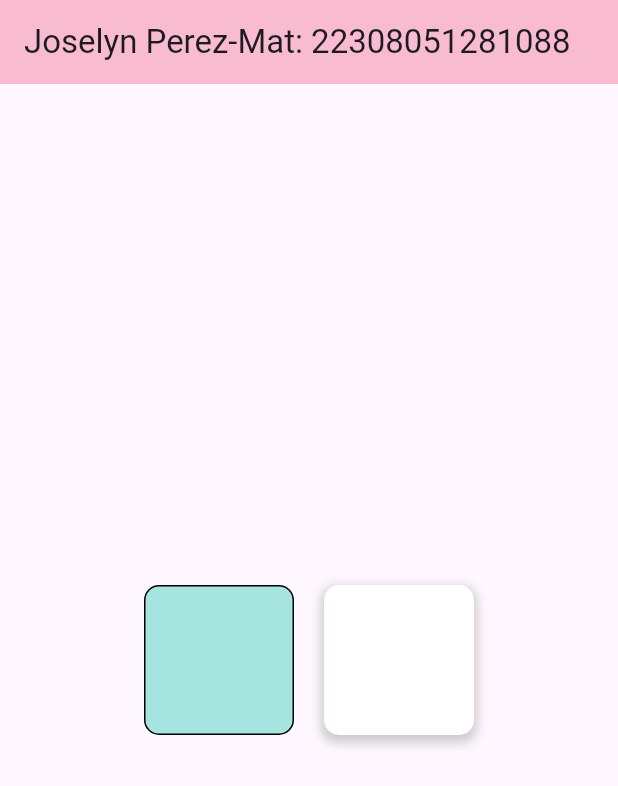
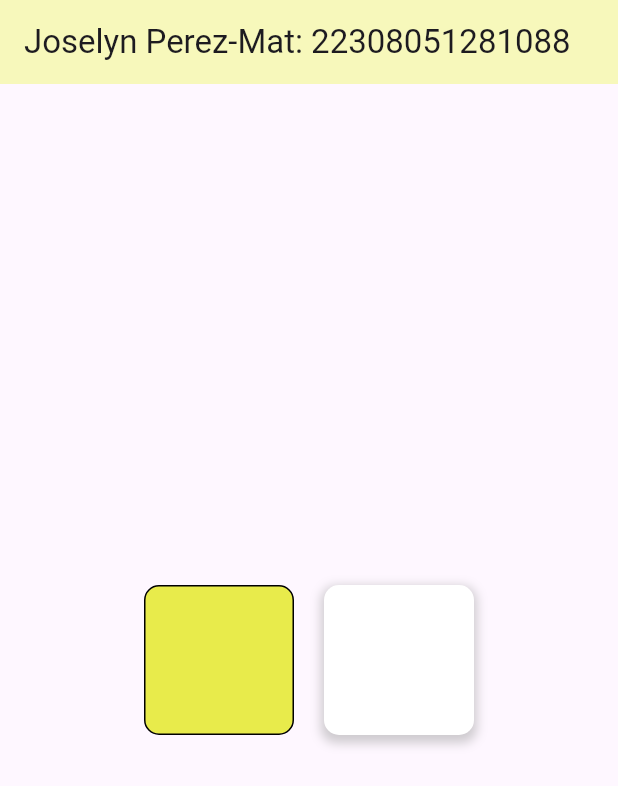
Before and after one commit to joselyn-perez-granados-1088/p11_d4, a Flutter app: the screen it shows after launch, on a phone screen of 412 x 824 dp. Shown: the top 786 px of the screen. Run offline on Flutter 3.47's test engine with Material 3 defaults, Android fonts, the phone set to English and light mode, and no system bars.

Commit message:
lo cambie a amarillo

```diff
--- a/lib/main.dart
+++ b/lib/main.dart
@@ -11,7 +11,7 @@ class MiImagen extends StatelessWidget {
       home: Scaffold(
         appBar: AppBar(
           title: Text('Joselyn Perez-Mat: 22308051281088'),
-          backgroundColor: Colors.pink[100], // Color pastel para el AppBar
+          backgroundColor: const Color.fromARGB(255, 247, 248, 187), // Color pastel para el AppBar
         ),
         body: Center(
           child: Row(
@@ -21,7 +21,7 @@ class MiImagen extends StatelessWidget {
                 width: 100,
                 height: 100,
                 decoration: BoxDecoration(
-                  color: const Color.fromARGB(255, 166, 229, 223),
+                  color: const Color.fromARGB(255, 232, 235, 75),
                   borderRadius: BorderRadius.circular(10),
                   border: Border.all(color: Colors.black, width: 1),
                 ),
```
